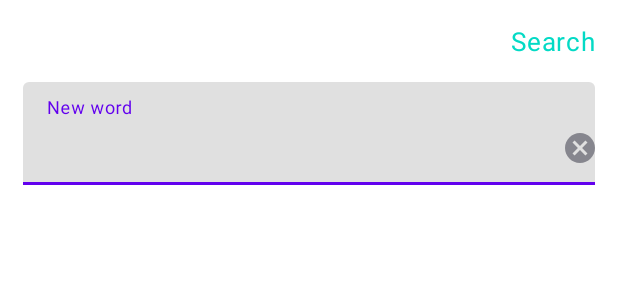
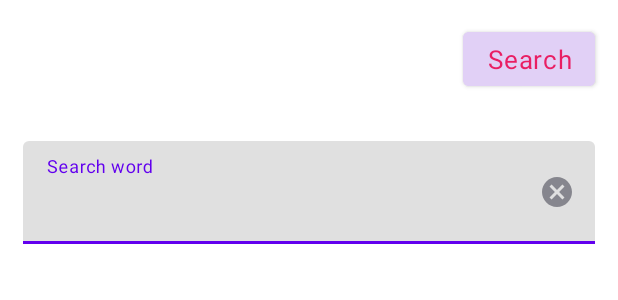
Before and after one commit to KatherineZharkova/Prof_Android_Dev, an Android app: the layout search_dialog_fragment.xml on its own in the app's theme, with its tools: preview values and no code run, on a phone screen of 412 x 824 dp. Shown: the top 300 px of the screen. Run offline under Robolectric (Android 15) with nearby library versions, the phone set to English and light mode, and no system bars.

```diff
--- a/app/build.gradle
+++ b/app/build.gradle
@@ -53,6 +53,8 @@ dependencies {
     implementation 'com.squareup.okhttp3:logging-interceptor:3.12.1'
     implementation 'com.jakewharton.retrofit:retrofit2-rxjava2-adapter:1.0.0'
 
+    implementation 'com.squareup.picasso:picasso:2.5.2'
+
     //Test
     testImplementation 'junit:junit:4.13'
     androidTestImplementation 'androidx.test:runner:1.2.0'
--- a/app/src/main/java/ru/cocovella/prof_android_dev/view/main/MainActivity.kt
+++ b/app/src/main/java/ru/cocovella/prof_android_dev/view/main/MainActivity.kt
@@ -80,7 +80,7 @@ class MainActivity : BaseActivity<DataModel>() {
 
     private fun showErrorScreen(error: String?) {
         showViewError()
-        error_textview.text = error ?: getString(R.string.undefined_error)
+        error_text.text = error ?: getString(R.string.undefined_error)
         reload_button.setOnClickListener {
             presenter.getData("hi", true)
         }
--- a/app/src/main/java/ru/cocovella/prof_android_dev/view/main/SearchDialogFragment.kt
+++ b/app/src/main/java/ru/cocovella/prof_android_dev/view/main/SearchDialogFragment.kt
@@ -58,8 +58,8 @@ class SearchDialogFragment : BottomSheetDialogFragment() {
     override fun onViewCreated(view: View, savedInstanceState: Bundle?) {
         super.onViewCreated(view, savedInstanceState)
         searchEditText = search_edit_text
-        clearTextImageView = clear_text_imageview
-        searchButton = search_button_textview
+        clearTextImageView = clear_text_image
+        searchButton = search_button_text
 
         searchButton.setOnClickListener(onSearchButtonClickListener)
         searchEditText.addTextChangedListener(textWatcher)
--- a/app/src/main/res/layout/activity_main.xml
+++ b/app/src/main/res/layout/activity_main.xml
@@ -22,6 +22,7 @@
             android:layout_gravity="bottom|end"
             android:layout_marginEnd="@dimen/margin_medium"
             android:layout_marginBottom="@dimen/margin_medium"
+            android:backgroundTint="@color/colorAccent"
             android:src="@drawable/ic_search" />
     </FrameLayout>
 
@@ -54,10 +55,10 @@
         android:visibility="gone">
 
         <TextView
-            android:id="@+id/error_textview"
+            android:id="@+id/error_text"
             android:layout_width="wrap_content"
             android:layout_height="wrap_content"
-            android:text="@string/error_textview_stub" />
+            android:text="@string/error_text_stub" />
 
         <com.google.android.material.button.MaterialButton
             android:id="@+id/reload_button"
--- a/app/src/main/res/layout/search_dialog_fragment.xml
+++ b/app/src/main/res/layout/search_dialog_fragment.xml
@@ -2,28 +2,23 @@
     xmlns:tools="http://schemas.android.com/tools"
     android:id="@+id/bottom_sheet_dialog_layout"
     android:layout_width="match_parent"
-    android:layout_height="205dp"
-    android:layout_marginBottom="@dimen/margin_medium"
+    android:layout_height="wrap_content"
     android:fitsSystemWindows="true"
     android:orientation="vertical">
 
-    <TextView
-        android:id="@+id/search_button_textview"
+    <Button
+        android:id="@+id/search_button_text"
         style="@style/TextViewButtonStyle"
         android:layout_width="wrap_content"
         android:layout_height="wrap_content"
         android:layout_gravity="end"
-        android:layout_marginTop="@dimen/margin_medium"
-        android:layout_marginEnd="@dimen/margin_medium"
+        android:layout_margin="@dimen/margin_medium"
         android:text="@string/button_search" />
 
     <FrameLayout
         android:layout_width="match_parent"
         android:layout_height="wrap_content"
-        android:layout_marginStart="@dimen/margin_medium"
-        android:layout_marginTop="@dimen/margin_medium"
-        android:layout_marginEnd="@dimen/margin_medium"
-        android:layout_marginBottom="@dimen/margin_xxx_medium">
+        android:layout_margin="@dimen/margin_medium">
 
         <com.google.android.material.textfield.TextInputLayout
             android:id="@+id/search_input_layout"
@@ -39,14 +34,14 @@
         </com.google.android.material.textfield.TextInputLayout>
 
         <ImageView
-            android:id="@+id/clear_text_imageview"
+            android:id="@+id/clear_text_image"
             android:layout_width="wrap_content"
             android:layout_height="wrap_content"
-            android:layout_gravity="center_vertical|end"
-            android:layout_marginTop="@dimen/margin_small"
+            android:layout_gravity="center|end"
+            android:layout_marginEnd="@dimen/margin_medium"
             android:contentDescription="@string/delete_description"
             android:src="@drawable/ic_delete_text"
-            android:visibility="visible"
+            android:visibility="invisible"
             tools:visibility="visible" />
     </FrameLayout>
 </LinearLayout>
--- a/app/src/main/res/values/colors.xml
+++ b/app/src/main/res/values/colors.xml
@@ -2,10 +2,11 @@
 <resources>
     <color name="colorPrimary">#6200EE</color>
     <color name="colorPrimaryDark">#3700B3</color>
-    <color name="colorAccent">#03DAC5</color>
+    <color name="colorAccent">#E91E63</color>
 
     <color name="color_error">#bf1e19</color>
     <color name="color_text_main">#66000014</color>
+    <color name="card_background">#E1D0F6</color>
     <color name="color_delete_text_icon">#66000014</color>
     <color name="color_text_header">#313131</color>
     <color name="color_black">#313131</color>
--- a/app/src/main/res/values/strings.xml
+++ b/app/src/main/res/values/strings.xml
@@ -1,10 +1,11 @@
 <resources>
     <string name="app_name">Translator MVP</string>
-    <string name="error_textview_stub">Error</string>
+    <string name="error_text_stub">Error</string>
     <string name="reload_button">Reload</string>
     <string name="undefined_error">Undefined error</string>
     <string name="empty_server_response_on_success">Response from server is empty</string>
     <string name="button_search">Search</string>
-    <string name="search_hint">New word</string>
+    <string name="search_hint">Search word</string>
     <string name="delete_description">X</string>
+    <string name="word_image">word image</string>
 </resources>
--- a/app/src/main/res/values/styles.xml
+++ b/app/src/main/res/values/styles.xml
@@ -1,6 +1,6 @@
 <resources>
 
-    <style name="AppTheme" parent="Theme.MaterialComponents.Light.DarkActionBar">
+    <style name="AppTheme" parent="Theme.MaterialComponents.Light.NoActionBar">
         <item name="colorPrimary">@color/colorPrimary</item>
         <item name="colorPrimaryDark">@color/colorPrimaryDark</item>
         <item name="colorAccent">@color/colorAccent</item>
@@ -21,6 +21,7 @@
 
     <style name="TextViewButtonStyle" parent="BaseTextStyle">
         <item name="android:textColor">@color/colorAccent</item>
+        <item name="android:backgroundTint">@color/card_background</item>
     </style>
 
     <style name="BaseEditTextStyle">
```
Also changed, not shown: app/src/main/java/ru/cocovella/prof_android_dev/view/main/adapter/MainAdapter.kt (+21 -5 lines), app/src/main/res/layout/activity_main_recyclerview_item.xml (deleted, +0 -31 lines), app/src/main/res/layout/recycler_item.xml (added, +49 -0 lines).
